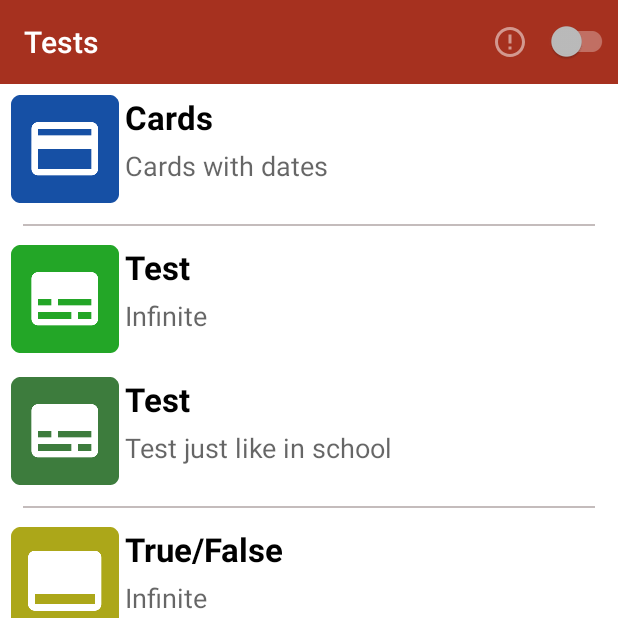
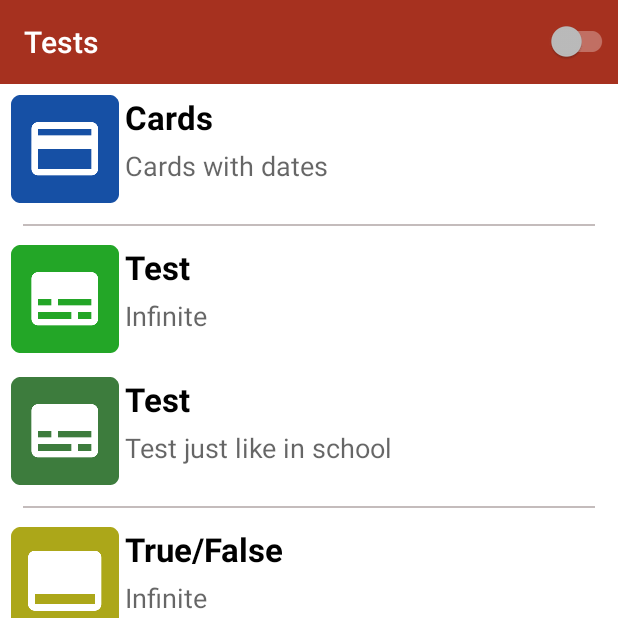
Before and after one commit to alekseyonanov/Dates, an Android app: the screen it shows after launch (MainActivity), item 2 of the bottom bar chosen, on a phone screen of 412 x 824 dp, the top half of it. Run offline under Robolectric (Android 15) with nearby library versions, the phone set to English and light mode, and no system bars; libraries missing offline, so code that uses them is left out: com.appodeal.ads, com.flurry.android, com.yandex.mobile; 5 statements that could not run were skipped.

Commit message:
Добавлена возможность изменения размера шрифта. Добавлена возможность копировать текст. Режим работа надо ошибками отложен и удален (временно).

```diff
--- a/app/src/main/java/com/nollpointer/dates/DatesDatabaseHelper.java
+++ b/app/src/main/java/com/nollpointer/dates/DatesDatabaseHelper.java
@@ -10,7 +10,7 @@ import java.util.Scanner;
 
 public class DatesDatabaseHelper extends SQLiteOpenHelper {
     private static final String DB_NAME="dates";
-    private static final int DB_VERSION = 4;
+    private static final int DB_VERSION = 5;
     public DatesDatabaseHelper(Context context) {
         super(context,DB_NAME,null,DB_VERSION);
     }
@@ -61,7 +61,7 @@ public class DatesDatabaseHelper extends SQLiteOpenHelper {
                 "1497 # \"Судебник\" Ивана III\n" +
                 "1549 # Первый Земский собор\n" +
                 "1550 # \"Судебник\" Ивана Грозного\n" +
-                "1558–1582 # Ливонская война\n" +
+                "1558–1583 # Ливонская война\n" +
                 "1603–1613 # Смута\n" +
                 "1613 # Избрание на царство Михаила Романова; начало правления династии Романовых\n" +
                 "1649 # \"Соборное уложение\"\n" +
--- a/app/src/main/java/com/nollpointer/dates/DatesFragment.java
+++ b/app/src/main/java/com/nollpointer/dates/DatesFragment.java
@@ -15,10 +15,12 @@ import android.view.ViewGroup;
 public class DatesFragment extends Fragment{
     private Cursor crs;
     private RecyclerView rc;
+    MainActivity ctx;
+    boolean show_font_minus = false;
     public View onCreateView(LayoutInflater inflater, ViewGroup container,
                              Bundle savedInstanceState) {
         rc = (RecyclerView) inflater.inflate(R.layout.fragment_dates, container, false);
-        MainActivity ctx = (MainActivity) getActivity();
+        ctx = (MainActivity) getActivity();
         rc.setLayoutManager(new LinearLayoutManager(ctx));
         crs = ctx.getCursor();
         crs.moveToFirst();
@@ -30,8 +32,9 @@ public class DatesFragment extends Fragment{
     @Override
     public void onResume() {
         super.onResume();
-        BottomNavigationView bn = getActivity().findViewById(R.id.navigation);
-        ((MainActivity)getActivity()).getSupportActionBar().setTitle(Html.fromHtml("<font color='#ffffff'>" + getResources().getString(R.string.title_dates) + "</font>"));
+        BottomNavigationView bn = ctx.findViewById(R.id.navigation);
+        ctx.getSupportActionBar().setTitle(Html.fromHtml("<font color='#ffffff'>" + getResources().getString(R.string.title_dates) + "</font>"));
+        //ctx.changeToolbarItemsVisibility(true,show_font_minus);
         if(bn.getSelectedItemId() != R.id.navigetion_dates)
             bn.setSelectedItemId(R.id.navigetion_dates);
     }
@@ -42,7 +45,13 @@ public class DatesFragment extends Fragment{
     public void refresh() {
         MainActivity ctx = (MainActivity)getActivity();
         crs = ctx.getCursor();
-        DatesCardsAdapter d = new DatesCardsAdapter(crs,ctx.getMode(),(ctx.getMode() == 0) ? ctx.getResources().getStringArray(R.array.centuries) : ctx.getResources().getStringArray(R.array.centuries_easy));
+        int font_size =((DatesCardsAdapter) rc.getAdapter()).getFontSize();
+        DatesCardsAdapter d = new DatesCardsAdapter(crs,ctx.getMode(),(ctx.getMode() == 0) ? ctx.getResources().getStringArray(R.array.centuries) : ctx.getResources().getStringArray(R.array.centuries_easy),font_size);
         rc.setAdapter(d);
     }
+
+    public boolean setAdapterFontSize(int m){
+        show_font_minus = !((DatesCardsAdapter)rc.getAdapter()).changeFontSize(m);
+        return !show_font_minus;
+    }
 }
--- a/app/src/main/java/com/nollpointer/dates/MainActivity.java
+++ b/app/src/main/java/com/nollpointer/dates/MainActivity.java
@@ -37,6 +37,7 @@ public class MainActivity extends AppCompatActivity implements CenturyPickDialog
     private int type_pick = -1;
     private int mode;
     private boolean isMistakeMode = false;
+    private Menu menu;
 
     static {
         AppCompatDelegate.setCompatVectorFromResourcesEnabled(true);
@@ -186,6 +187,7 @@ public class MainActivity extends AppCompatActivity implements CenturyPickDialog
     @Override
     public boolean onCreateOptionsMenu(Menu menu) {
         getMenuInflater().inflate(R.menu.main_menu,menu);
+        this.menu = menu;
         MenuItem mI = menu.findItem(R.id.mode_switch);
         mI.setActionView(R.layout.switch_layout);
         SwitchCompat s = (SwitchCompat) mI.getActionView();
@@ -212,29 +214,33 @@ public class MainActivity extends AppCompatActivity implements CenturyPickDialog
                 }
             }
         });
-        mI = menu.findItem(R.id.mistakes);
-        mI.getIcon().setAlpha(isMistakeMode ? 255 : 128);
+        //menu.findItem(R.id.font_minus)
         return true;
     }
 
     @Override
     public boolean onOptionsItemSelected(MenuItem item) {
-        if(item.getItemId() == R.id.mistakes){
-            isMistakeMode = !isMistakeMode;
-            setMistakesMode(isMistakeMode);
-           item.getIcon().setAlpha(isMistakeMode ? 255 : 128);
+        int x;
+        Fragment frg = getFragmentManager().findFragmentById(R.id.frameLayout);
+        switch (item.getItemId()){
+            case R.id.font_plus:
+                x = 2;
+                break;
+            case R.id.font_minus:
+                x = -2;
+                break;
+            default:
+                x = 0;
+        }
+        if(frg instanceof DatesFragment) {
+            if(((DatesFragment) frg).setAdapterFontSize(x))
+                menu.findItem(R.id.font_minus).setVisible(false);
+            else
+                menu.findItem(R.id.font_minus).setVisible(true);
         }
         return super.onOptionsItemSelected(item);
     }
 
-    public void setMistakesMode(boolean state){
-        if(state){
-            refreshLook();
-
-        }else{
-            refreshLook();
-        }
-    }
 
     private void setFragment(Fragment frg){
         FragmentManager fgM = getFragmentManager();
@@ -267,6 +273,11 @@ public class MainActivity extends AppCompatActivity implements CenturyPickDialog
         crsAdd = c;
     }
 
+    public void changeToolbarItemsVisibility(boolean font_plus,boolean font_minus){
+        menu.findItem(R.id.font_minus).setVisible(font_minus);
+        menu.findItem(R.id.font_plus).setVisible(font_plus);
+    }
+
     @Override
     protected void onStart() {
         super.onStart();
@@ -289,10 +300,10 @@ public class MainActivity extends AppCompatActivity implements CenturyPickDialog
 
     public void refreshLook(){
         if(mode ==0) {
-            getSupportActionBar().setBackgroundDrawable(new ColorDrawable(getResources().getColor(isMistakeMode ? R.color.colorPrimaryMistakeMode : R.color.colorPrimary)));
+            getSupportActionBar().setBackgroundDrawable(new ColorDrawable(getResources().getColor(R.color.colorPrimary)));
             //getSupportActionBar().setIcon(R.mipmap.ic_launcher_icon);
         }else{
-            getSupportActionBar().setBackgroundDrawable(new ColorDrawable(getResources().getColor(isMistakeMode ? R.color.colorPrimaryEasyMistakeMode : R.color.colorPrimaryEasy)));
+            getSupportActionBar().setBackgroundDrawable(new ColorDrawable(getResources().getColor(R.color.colorPrimaryEasy)));
             //getSupportActionBar().setIcon(R.mipmap.ic_launcher_easy);
         }
     }
--- a/app/src/main/java/com/nollpointer/dates/PractiseFragment.java
+++ b/app/src/main/java/com/nollpointer/dates/PractiseFragment.java
@@ -27,19 +27,22 @@ public class PractiseFragment extends Fragment implements TestMenuCardsAdapter.L
     private MainActivity mMainActivity;
     public View onCreateView(LayoutInflater inflater, ViewGroup container,
                              Bundle savedInstanceState) {
-        rc = (RecyclerView) inflater.inflate(R.layout.fragment_practise, container, false);
+        View v;
+        v =  inflater.inflate(R.layout.fragment_practise, container, false);
+        rc = v.findViewById(R.id.recyclerView_practise);
         TestMenuCardsAdapter t = new TestMenuCardsAdapter(getResources().getStringArray(R.array.tests),
                 getResources().getStringArray(R.array.tests_description),new int[]{R.mipmap.ic_dates_cards_round,-1,R.mipmap.ic_tests_round,R.mipmap.ic_tests_real_round,-1,R.mipmap.ic_true_false_inf_round,R.mipmap.ic_true_false_real_round,-1,R.mipmap.ic_sort_infinite_round,R.mipmap.ic_sort_real_round});
         t.setListner(this);
         mMainActivity = (MainActivity)getActivity();
         rc.setAdapter(t);
         rc.setLayoutManager(new LinearLayoutManager(getActivity()));
-        return rc;
+        return v;
     }
     public void onResume() {
         super.onResume();
         MainActivity mAc = mMainActivity;
         mAc.getSupportActionBar().setTitle(Html.fromHtml("<font color='#ffffff'>" + getResources().getString(R.string.title_tests) + "</font>"));
+        mAc.changeToolbarItemsVisibility(false,false);
         BottomNavigationView bn = mAc.getBn();
         if(!mAc.getSupportActionBar().isShowing()) {
             ((LinearLayout)mAc.findViewById(R.id.container_main)).addView(bn);
--- /dev/null
+++ b/app/src/main/res/drawable/ic_zoom_in_black_24dp.xml
@@ -0,0 +1,9 @@
+<vector xmlns:android="http://schemas.android.com/apk/res/android"
+        android:width="48dp"
+        android:height="48dp"
+        android:viewportWidth="24.0"
+        android:viewportHeight="24.0">
+    <path
+        android:fillColor="#FFFFFF"
+        android:pathData="M15.5,14h-0.79l-0.28,-0.27C15.41,12.59 16,11.11 16,9.5 16,5.91 13.09,3 9.5,3S3,5.91 3,9.5 5.91,16 9.5,16c1.61,0 3.09,-0.59 4.23,-1.57l0.27,0.28v0.79l5,4.99L20.49,19l-4.99,-5zM9.5,14C7.01,14 5,11.99 5,9.5S7.01,5 9.5,5 14,7.01 14,9.5 11.99,14 9.5,14zM12,10h-2v2L9,12v-2L7,10L7,9h2L9,7h1v2h2v1z"/>
+</vector>
--- /dev/null
+++ b/app/src/main/res/drawable/ic_zoom_out_black_24dp.xml
@@ -0,0 +1,9 @@
+<vector xmlns:android="http://schemas.android.com/apk/res/android"
+        android:width="48dp"
+        android:height="48dp"
+        android:viewportWidth="24.0"
+        android:viewportHeight="24.0">
+    <path
+        android:fillColor="#FFFFFF"
+        android:pathData="M15.5,14h-0.79l-0.28,-0.27C15.41,12.59 16,11.11 16,9.5 16,5.91 13.09,3 9.5,3S3,5.91 3,9.5 5.91,16 9.5,16c1.61,0 3.09,-0.59 4.23,-1.57l0.27,0.28v0.79l5,4.99L20.49,19l-4.99,-5zM9.5,14C7.01,14 5,11.99 5,9.5S7.01,5 9.5,5 14,7.01 14,9.5 11.99,14 9.5,14zM7,9h5v1L7,10z"/>
+</vector>
--- a/app/src/main/res/layout/dates_cards.xml
+++ b/app/src/main/res/layout/dates_cards.xml
@@ -23,9 +23,11 @@
             android:layout_marginStart="8dp"
             android:layout_marginTop="1dp"
             android:textColor="@android:color/black"
+            android:textIsSelectable="true"
             android:id="@+id/date_number" />
 
         <TextView
+            android:textIsSelectable="true"
             android:layout_width="match_parent"
             android:background="@android:color/white"
             android:layout_marginTop="2dp"
--- a/app/src/main/res/layout/fragment_practise.xml
+++ b/app/src/main/res/layout/fragment_practise.xml
@@ -1,3 +1,9 @@
+<FrameLayout
+    xmlns:android="http://schemas.android.com/apk/res/android"
+    android:layout_width="match_parent"
+    android:layout_height="match_parent"
+    xmlns:app="http://schemas.android.com/apk/res-auto">
+
 <android.support.v7.widget.RecyclerView
         xmlns:android="http://schemas.android.com/apk/res/android"
         android:layout_width="match_parent"
@@ -6,3 +12,5 @@
         android:background="@android:color/white"
         android:layout_gravity="top"
         android:scrollbars="vertical" />
+
+</FrameLayout>
--- a/app/src/main/res/menu/main_menu.xml
+++ b/app/src/main/res/menu/main_menu.xml
@@ -3,16 +3,25 @@
     xmlns:app="http://schemas.android.com/apk/res-auto">
     <item
         android:id="@+id/mode_switch"
-        android:orderInCategory="2"
+        android:orderInCategory="3"
         android:title="@string/mode_switch"
         app:showAsAction="ifRoom" />
 
+
     <item
-        android:id="@+id/mistakes"
-        android:orderInCategory="1"
-        android:title="@string/mistakes"
+        android:id="@+id/font_plus"
+        android:orderInCategory="2"
+        android:title="Font +"
         app:showAsAction="ifRoom"
-        android:icon="@drawable/ic_error_outline_white_24dp"
+        android:icon="@drawable/ic_zoom_in_black_24dp"
         />
 
+    <item
+        android:id="@+id/font_minus"
+        android:orderInCategory="1"
+        android:title="Font -"
+        app:showAsAction="ifRoom"
+        android:visible="false"
+        android:icon="@drawable/ic_zoom_out_black_24dp"
+        />
 </menu>
```
Also changed, not shown: app/src/main/java/com/nollpointer/dates/DatesCardsAdapter.java (+27 -0 lines).
